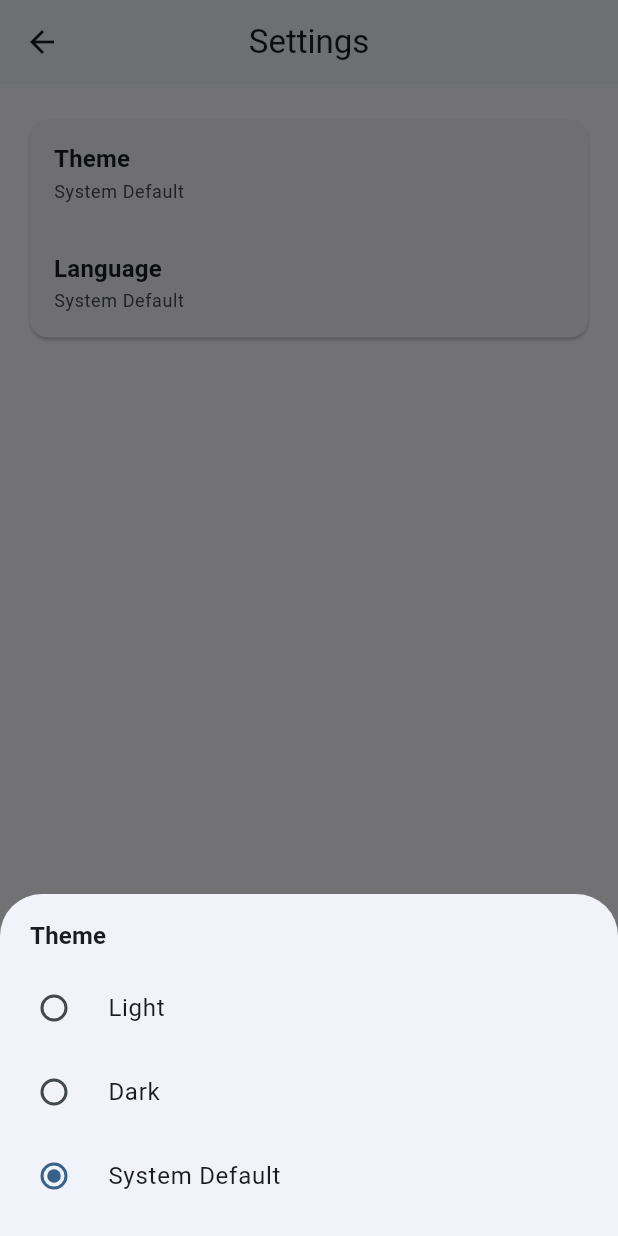
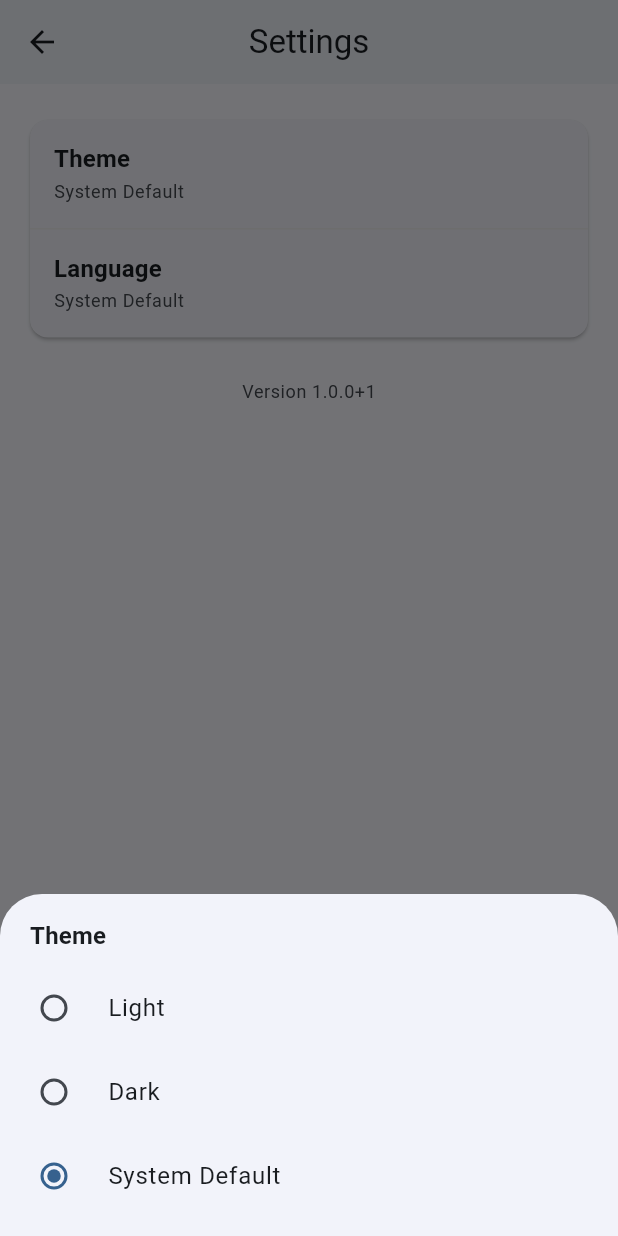
Before and after one commit to and2long/flutter_project_template, a Flutter app: the SettingsPage screen opened directly, after a tap on "Theme", on a phone screen of 412 x 824 dp. Run offline on Flutter 3.47's test engine with Material 3 defaults, Android fonts, the phone set to English and light mode, and no system bars; our stand-ins replace cached_network_image, dio, flutter_smart_dialog, flutter_spinkit, lucide_icons_flutter, package_info_plus and 1 more; missing offline and left inert: flutter_ytlog, flutter_ytnavigator; accounts and stored records are empty.

Commit message:
feat: Display app version in settings page using `package_info_plus` and add i18n support for version string.

```diff
--- a/lib/i18n/i18n.dart
+++ b/lib/i18n/i18n.dart
@@ -78,6 +78,8 @@ abstract class S {
   String get settingsThemeDark;
   String get settingsThemeSystem;
 
+  String get settingsVersion;
+
   String get dialogBtnClose;
   String get dialogBtnConfirm;
 }
--- a/lib/i18n/i18n_en.dart
+++ b/lib/i18n/i18n_en.dart
@@ -41,6 +41,9 @@ class ProjectLocalizationsEN implements S {
   String get settingsThemeSystem => "System Default";
 
   @override
+  String get settingsVersion => "Version";
+
+  @override
   String get dialogBtnClose => 'Close';
 
   @override
--- a/lib/i18n/i18n_ja.dart
+++ b/lib/i18n/i18n_ja.dart
@@ -41,6 +41,9 @@ class ProjectLocalizationsJA implements S {
   String get settingsThemeSystem => "システムのデフォルト";
 
   @override
+  String get settingsVersion => "バージョン";
+
+  @override
   String get dialogBtnClose => '閉じる';
 
   @override
--- a/lib/i18n/i18n_zh.dart
+++ b/lib/i18n/i18n_zh.dart
@@ -41,6 +41,9 @@ class ProjectLocalizationsZH implements S {
   String get settingsThemeSystem => "跟随系统";
 
   @override
+  String get settingsVersion => "当前版本";
+
+  @override
   String get dialogBtnClose => '关闭';
 
   @override
--- a/lib/pages/settings_page.dart
+++ b/lib/pages/settings_page.dart
@@ -1,6 +1,7 @@
 import 'package:flutter/material.dart';
 import 'package:flutter_project_template/i18n/i18n.dart';
 import 'package:flutter_project_template/utils/sp_util.dart';
+import 'package:package_info_plus/package_info_plus.dart';
 
 class ThemeController {
   ThemeController._();
@@ -46,12 +47,21 @@ class SettingsPage extends StatefulWidget {
 class _SettingsPageState extends State<SettingsPage> {
   late ThemeMode _themeMode;
   Locale? _locale;
+  String _version = '';
 
   @override
   void initState() {
     super.initState();
     _themeMode = ThemeController.themeNotifier.value;
     _locale = LanguageController.localeNotifier.value;
+    _loadVersion();
+  }
+
+  Future<void> _loadVersion() async {
+    final info = await PackageInfo.fromPlatform();
+    setState(() {
+      _version = '${info.version}+${info.buildNumber}';
+    });
   }
 
   @override
@@ -100,6 +110,15 @@ class _SettingsPageState extends State<SettingsPage> {
                     onTap: _showLanguageSelector,
                   ),
                 ],
+              ),
+            ),
+            const SizedBox(height: 24),
+            Center(
+              child: Text(
+                '${S.of(context).settingsVersion} $_version',
+                style: theme.textTheme.bodySmall?.copyWith(
+                  color: colorScheme.onSurfaceVariant,
+                ),
               ),
             ),
           ],
--- a/pubspec.yaml
+++ b/pubspec.yaml
@@ -21,6 +21,7 @@ dependencies:
   flutter_ytlog: ^0.0.4
   flutter_spinkit: ^5.2.2
   lucide_icons_flutter: ^3.1.8
+  package_info_plus: ^9.0.0
 
 dev_dependencies:
   flutter_lints: ^6.0.0
```
